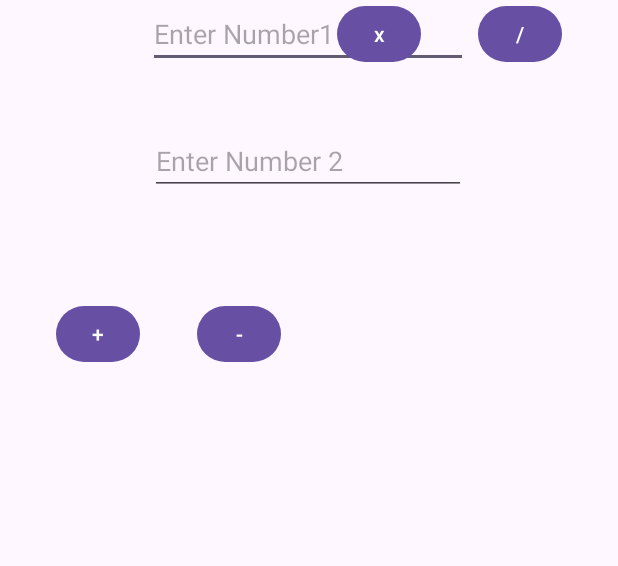
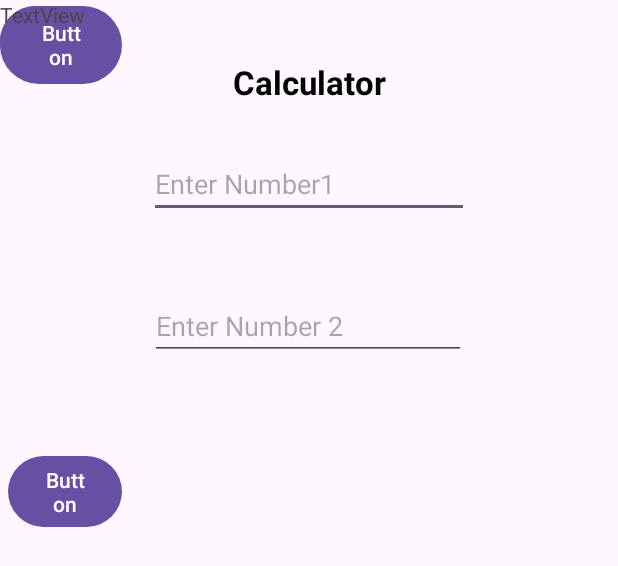
Before and after one commit to Valentine-Nkatha/calculator-android, an Android app: the layout activity_main.xml on its own in the app's theme, with its tools: preview values and no code run, on a phone screen of 412 x 824 dp. Shown: the top 566 px of the screen. Run offline under Robolectric (Android 15) with nearby library versions, the phone set to English and light mode, and no system bars.

Commit message:
first commit

```diff
--- a/app/src/main/res/layout/activity_main.xml
+++ b/app/src/main/res/layout/activity_main.xml
@@ -7,18 +7,41 @@
     android:layout_height="match_parent"
     tools:context=".MainActivity">
 
+    <Button
+        android:id="@+id/button"
+        android:layout_width="76dp"
+        android:layout_height="55dp"
+        android:text="Button"
+        tools:layout_editor_absoluteX="217dp"
+        tools:layout_editor_absoluteY="299dp" />
+
+    <Button
+        android:id="@+id/button"
+        android:layout_width="76dp"
+        android:layout_height="55dp"
+        android:text="Button"
+        tools:layout_editor_absoluteX="310dp"
+        tools:layout_editor_absoluteY="299dp" />
+
+    <Button
+        android:id="@+id/button"
+        android:layout_width="81dp"
+        android:layout_height="60dp"
+        android:text="Button"
+        tools:layout_editor_absoluteX="108dp"
+        tools:layout_editor_absoluteY="299dp" />
+
     <EditText
         android:id="@+id/etNum1"
         android:layout_width="wrap_content"
         android:layout_height="wrap_content"
-        android:layout_marginStart="100dp"
-        android:layout_marginEnd="101dp"
+        android:layout_marginTop="100dp"
         android:ems="10"
         android:hint="Enter Number1"
         android:inputType="number"
         app:layout_constraintEnd_toEndOf="parent"
         app:layout_constraintStart_toStartOf="parent"
-        tools:layout_editor_absoluteY="71dp" />
+        app:layout_constraintTop_toTopOf="parent" />
 
     <EditText
         android:id="@+id/etNum2"
@@ -27,64 +50,43 @@
         android:layout_marginStart="100dp"
         android:layout_marginTop="49dp"
         android:layout_marginEnd="101dp"
-        android:layout_marginBottom="102dp"
         android:ems="10"
         android:hint="Enter Number 2"
         android:inputType="number"
-        app:layout_constraintBottom_toTopOf="@+id/btnMultiply"
         app:layout_constraintEnd_toEndOf="parent"
-        app:layout_constraintHorizontal_bias="0.0"
+        app:layout_constraintHorizontal_bias="1.0"
         app:layout_constraintStart_toStartOf="parent"
-        app:layout_constraintTop_toBottomOf="@+id/etNum1"
-        app:layout_constraintVertical_bias="0.04" />
+        app:layout_constraintTop_toBottomOf="@+id/etNum1" />
+
+    <TextView
+        android:id="@+id/textView"
+        android:layout_width="wrap_content"
+        android:layout_height="wrap_content"
+        android:layout_marginTop="40dp"
+        android:text="Calculator"
+        android:textSize="22sp"
+        android:textStyle="bold"
+        android:textColor="@color/black"
+        app:layout_constraintEnd_toEndOf="parent"
+        app:layout_constraintStart_toStartOf="parent"
+        app:layout_constraintTop_toTopOf="parent" />
 
     <Button
-        android:id="@+id/btnAdd"
-        android:layout_width="56dp"
-        android:layout_height="45dp"
-        android:layout_marginTop="70dp"
-        android:text="+"
-        app:layout_constraintEnd_toStartOf="@+id/btnSubtract"
+        android:id="@+id/button"
+        android:layout_width="76dp"
+        android:layout_height="55dp"
+        android:layout_marginStart="5dp"
+        android:layout_marginTop="60dp"
+        android:text="Button"
         app:layout_constraintStart_toStartOf="parent"
         app:layout_constraintTop_toBottomOf="@+id/etNum2" />
 
-    <Button
-        android:id="@+id/btnSubtract"
-        android:layout_width="56dp"
-        android:layout_height="45dp"
-        android:text="-"
-        app:layout_constraintEnd_toStartOf="@+id/btnMultiply"
-        app:layout_constraintHorizontal_bias="0.5"
-        app:layout_constraintStart_toEndOf="@+id/btnAdd"
-        app:layout_constraintTop_toTopOf="@+id/btnAdd" />
-
-    <Button
-        android:id="@+id/btnMultiply"
-        android:layout_width="56dp"
-        android:layout_height="45dp"
-        android:text="x"
-        app:layout_constraintEnd_toStartOf="@+id/btnDivision"
-        app:layout_constraintHorizontal_bias="0.5"
-        app:layout_constraintStart_toEndOf="@+id/btnSubtract"
-        app:layout_constraintTop_toTopOf="@+id/btnDivision" />
-
-    <Button
-        android:id="@+id/btnDivision"
-        android:layout_width="56dp"
-        android:layout_height="45dp"
-        android:text="/"
-        app:layout_constraintEnd_toEndOf="parent"
-        app:layout_constraintHorizontal_bias="0.5"
-        app:layout_constraintStart_toEndOf="@+id/btnMultiply"
-        tools:layout_editor_absoluteY="277dp" />
-
     <TextView
-        android:id="@+id/tvResult"
+        android:id="@+id/textView2"
         android:layout_width="wrap_content"
         android:layout_height="wrap_content"
-        android:layout_marginStart="161dp"
-        android:layout_marginBottom="233dp"
-        app:layout_constraintBottom_toBottomOf="parent"
-        app:layout_constraintStart_toStartOf="parent" />
+        android:text="TextView"
+        tools:layout_editor_absoluteX="132dp"
+        tools:layout_editor_absoluteY="458dp" />
 
 </androidx.constraintlayout.widget.ConstraintLayout>
```
Also changed, not shown: app/src/main/java/com/example/calculator/MainActivity.kt (+36 -18 lines).
